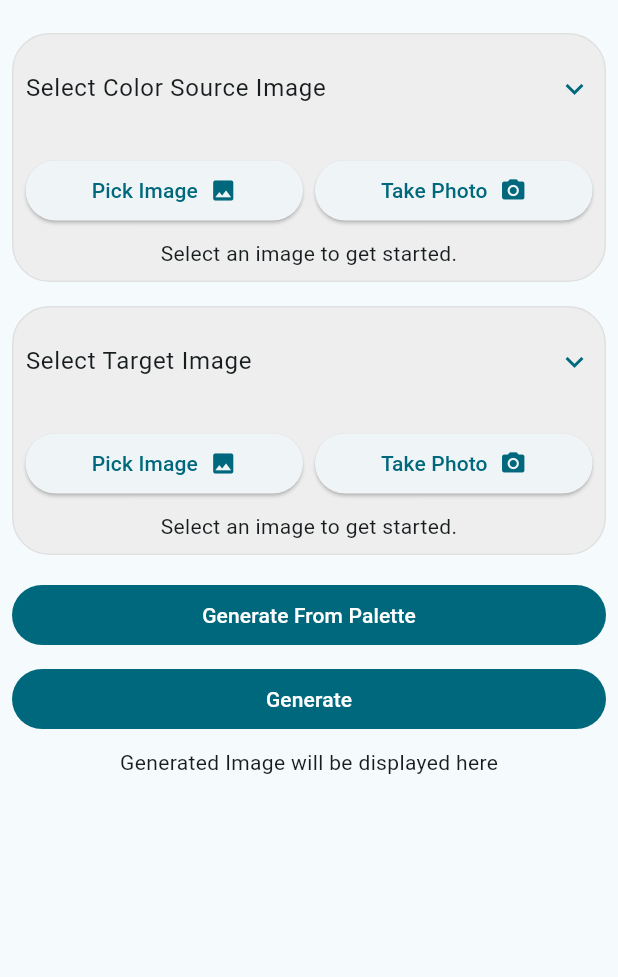
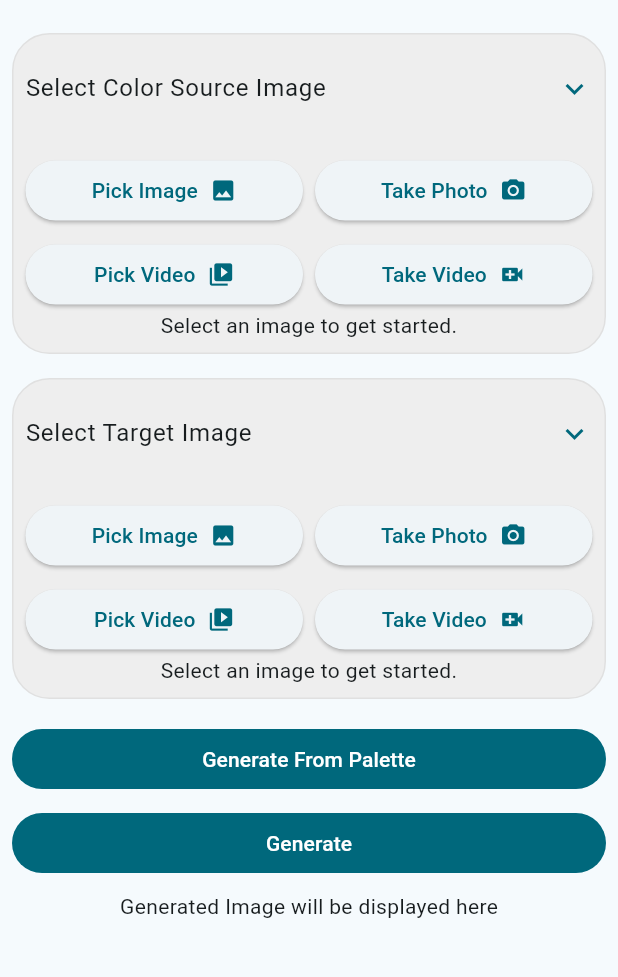
Before and after one commit to buraktahap/Color-Changer, a Flutter app: the screen it shows after launch, on a phone screen of 412 x 824 dp, the part 63-1040 px from its top. Run offline on Flutter 3.47's test engine with Material 2 defaults, Android fonts, the phone set to English and light mode, and no system bars; our stand-ins replace flutter_image_compress, gallery_saver, image_picker, palette_generator, share_plus, shared_preferences and 1 more; missing offline and left inert: flutter_image_editor.

Commit message:
trying to work on video

```diff
--- a/lib/util/shared_preferences_helper.dart
+++ b/lib/util/shared_preferences_helper.dart
@@ -1,7 +1,7 @@
 import 'package:shared_preferences/shared_preferences.dart';
 
 class SharedPreferencesHelper {
-  static final String _baseUrlKey = 'baseUrl';
+  static const String _baseUrlKey = 'baseUrl';
 
   static Future<void> saveBaseUrl(String baseUrl) async {
     final prefs = await SharedPreferences.getInstance();
--- a/lib/widgets/image_upload_section.dart
+++ b/lib/widgets/image_upload_section.dart
@@ -12,6 +12,7 @@ import 'package:flutter_image_compress/flutter_image_compress.dart';
 import 'package:image_picker/image_picker.dart';
 import 'package:palette_generator/palette_generator.dart';
 import 'package:path_provider/path_provider.dart';
+import 'package:video_player/video_player.dart';
 
 import '../pages/edit_page.dart';
 
@@ -42,6 +43,8 @@ class ImageUploadSectionState extends State<ImageUploadSection> {
   bool isExpanded = false;
   final v2.ExpansionTileController expansionTileController =
       v2.ExpansionTileController();
+  VideoPlayerController? controller;
+
   void toggleExpansion() {
     setState(() {
       expansionTileController.expand();
@@ -58,6 +61,25 @@ class ImageUploadSectionState extends State<ImageUploadSection> {
   void initState() {
     super.initState();
     loadImage();
+    // Initialize the controller only for video files
+    if (widget.image != null) {
+      if (widget.image!.path.toLowerCase().contains('.mov') ||
+          widget.image!.path.toLowerCase().contains('.mp4')) {
+        controller = VideoPlayerController.file(widget.image!);
+        controller!.addListener(() {
+          setState(() {});
+        });
+        controller!.setLooping(true);
+        controller!.initialize().then((_) => setState(() {}));
+        controller!.play();
+      }
+    }
+  }
+
+  @override
+  void dispose() {
+    controller?.dispose();
+    super.dispose();
   }
 
   void loadImage() async {
@@ -90,7 +112,8 @@ class ImageUploadSectionState extends State<ImageUploadSection> {
 
   @override
   Widget build(BuildContext context) {
-    return Padding(
+    return mounted
+        ? Padding(
             padding: const EdgeInsets.all(8.0),
             child: v2.ExpansionTileV2(
               controller: expansionTileController,
@@ -121,18 +144,33 @@ class ImageUploadSectionState extends State<ImageUploadSection> {
               expandedCrossAxisAlignment: CrossAxisAlignment.start,
               initiallyExpanded: true,
               tilePadding: const EdgeInsets.all(8),
-        title: Text(
-            widget.image != null ? widget.title : "Select ${widget.title}"),
+              title: Text(widget.image != null
+                  ? widget.title
+                  : "Select ${widget.title}"),
               children: [
                 widget.image != null
                     ? Column(
                         children: [
                           Stack(
                             children: [
-                        ClipRRect(
-                          borderRadius: BorderRadius.circular(25),
-                          child: Image.file(widget.image!),
-                        ),
+                              //file can be a video too. so we need to check if it is a video or not
+                              if (widget.image!.path
+                                      .toLowerCase()
+                                      .contains('.mov') ||
+                                  widget.image!.path
+                                      .toLowerCase()
+                                      .contains('.mp4'))
+                                controller != null &&
+                                        controller!.value.isInitialized
+                                    ? AspectRatio(
+                                        aspectRatio:
+                                            controller!.value.aspectRatio,
+                                        child: VideoPlayer(controller!),
+                                      )
+                                    : Container()
+                              else
+                                Image.file(widget.image!),
+
                               Positioned(
                                 right: 0,
                                 child: IconButton(
@@ -156,32 +194,32 @@ class ImageUploadSectionState extends State<ImageUploadSection> {
                                   icon: const Icon(Icons.close),
                                 ),
                               ),
-                        Positioned(
-                          bottom: 0,
-                          right: 0,
-                          child: IconButton(
-                            iconSize: 20,
-                            color: Colors.black,
-                            constraints: const BoxConstraints(
-                              minWidth: 30,
-                              minHeight: 30,
-                            ),
-                            style: ButtonStyle(
-                              backgroundColor: MaterialStateProperty.all(
-                                  Colors.blue.shade200),
-                              shape: MaterialStateProperty.all(
-                                const CircleBorder(),
-                              ),
-                              padding: MaterialStateProperty.all(
-                                const EdgeInsets.all(0),
-                              ),
-                            ),
-                            onPressed: () => setState(() {
-                              _editImage();
-                            }),
-                            icon: const Icon(Icons.edit),
-                          ),
-                        ),
+                              // Positioned(
+                              //   bottom: 0,
+                              //   right: 0,
+                              //   child: IconButton(
+                              //     iconSize: 20,
+                              //     color: Colors.black,
+                              //     constraints: const BoxConstraints(
+                              //       minWidth: 30,
+                              //       minHeight: 30,
+                              //     ),
+                              //     style: ButtonStyle(
+                              //       backgroundColor: MaterialStateProperty.all(
+                              //           Colors.blue.shade200),
+                              //       shape: MaterialStateProperty.all(
+                              //         const CircleBorder(),
+                              //       ),
+                              //       padding: MaterialStateProperty.all(
+                              //         const EdgeInsets.all(0),
+                              //       ),
+                              //     ),
+                              //     onPressed: () => setState(() {
+                              //       _editImage();
+                              //     }),
+                              //     icon: const Icon(Icons.edit),
+                              //   ),
+                              // ),
                             ],
                           ),
                           if (widget.imageRepository.palette != null) ...[
@@ -199,7 +237,8 @@ class ImageUploadSectionState extends State<ImageUploadSection> {
                             children: [
                               Expanded(
                                 child: ElevatedButton(
-                            onPressed: () => _pickImageFromGallery(context),
+                                  onPressed: () =>
+                                      _pickImageFromGallery(context),
                                   child: const Row(
                                     mainAxisAlignment: MainAxisAlignment.center,
                                     children: [
@@ -213,7 +252,8 @@ class ImageUploadSectionState extends State<ImageUploadSection> {
                               const SizedBox(width: 8),
                               Expanded(
                                 child: ElevatedButton(
-                            onPressed: () => _pickImageFromCamera(context),
+                                  onPressed: () =>
+                                      _pickImageFromCamera(context),
                                   child: const Row(
                                     mainAxisAlignment: MainAxisAlignment.center,
                                     children: [
@@ -227,6 +267,42 @@ class ImageUploadSectionState extends State<ImageUploadSection> {
                             ],
                           ),
                           const SizedBox(height: 8),
+                          //video
+                          Row(
+                            mainAxisAlignment: MainAxisAlignment.center,
+                            mainAxisSize: MainAxisSize.max,
+                            children: [
+                              Expanded(
+                                child: ElevatedButton(
+                                  onPressed: () =>
+                                      _pickVideoFromGallery(context),
+                                  child: const Row(
+                                    mainAxisAlignment: MainAxisAlignment.center,
+                                    children: [
+                                      Text('Pick Video'),
+                                      SizedBox(width: 8),
+                                      Icon(Icons.video_collection),
+                                    ],
+                                  ),
+                                ),
+                              ),
+                              const SizedBox(width: 8),
+                              Expanded(
+                                child: ElevatedButton(
+                                  onPressed: () =>
+                                      _pickVideoFromCamera(context),
+                                  child: const Row(
+                                    mainAxisAlignment: MainAxisAlignment.center,
+                                    children: [
+                                      Text('Take Video'),
+                                      SizedBox(width: 8),
+                                      Icon(Icons.video_call),
+                                    ],
+                                  ),
+                                ),
+                              ),
+                            ],
+                          ),
                           const Text(
                             'Select an image to get started.',
                             textAlign: TextAlign.center,
@@ -235,7 +311,8 @@ class ImageUploadSectionState extends State<ImageUploadSection> {
                       ),
               ],
             ),
-    );
+          )
+        : Container();
   }
 
   Widget _buildPaletteColors() {
@@ -279,8 +356,9 @@ class ImageUploadSectionState extends State<ImageUploadSection> {
   }
 
   Future<void> _pickImageFromCamera(BuildContext context) async {
-    final pickedFile =
-        await ImagePicker().pickImage(source: ImageSource.camera);
+    final pickedFile = await ImagePicker().pickImage(
+      source: ImageSource.camera,
+    );
     if (pickedFile != null) {
       File? imageFile = File(pickedFile.path);
       if (pickedFile.path.toLowerCase().endsWith('.heic') ||
@@ -293,6 +371,28 @@ class ImageUploadSectionState extends State<ImageUploadSection> {
         _generatePalette(imageFile!);
       });
       editedPalette = widget.imageRepository.palette;
+    }
+  }
+
+  Future<void> _pickVideoFromGallery(BuildContext context) async {
+    final pickedFile =
+        await ImagePicker().pickVideo(source: ImageSource.gallery);
+    if (pickedFile != null) {
+      File? videoFile = File(pickedFile.path);
+      setState(() {
+        widget.onImageSelected(videoFile);
+      });
+    }
+  }
+
+  Future<void> _pickVideoFromCamera(BuildContext context) async {
+    final pickedFile =
+        await ImagePicker().pickVideo(source: ImageSource.camera);
+    if (pickedFile != null) {
+      File? videoFile = File(pickedFile.path);
+      setState(() {
+        widget.onImageSelected(videoFile);
+      });
     }
   }
 
--- a/pubspec.yaml
+++ b/pubspec.yaml
@@ -50,6 +50,7 @@ dependencies:
   share_plus: ^7.0.2
   get_it: ^7.6.0
   shared_preferences: ^2.1.2
+  video_player: ^2.7.0
 
 dev_dependencies:
   flutter_test:
@@ -74,8 +75,7 @@ flutter:
   uses-material-design: true
 
   # To add assets to your application, add an assets section, like this:
-  assets:
-    - assets/landscape.png
+  # assets:
   #   - images/a_dot_ham.jpeg
 
   # An image asset can refer to one or more resolution-specific "variants", see
```
Also changed, not shown: lib/pages/settings_page.dart (+18 -14 lines), assets/landscape.png (deleted), pubspec.lock, 5 other files. Lines whose indentation alone changed are shown as unchanged.
